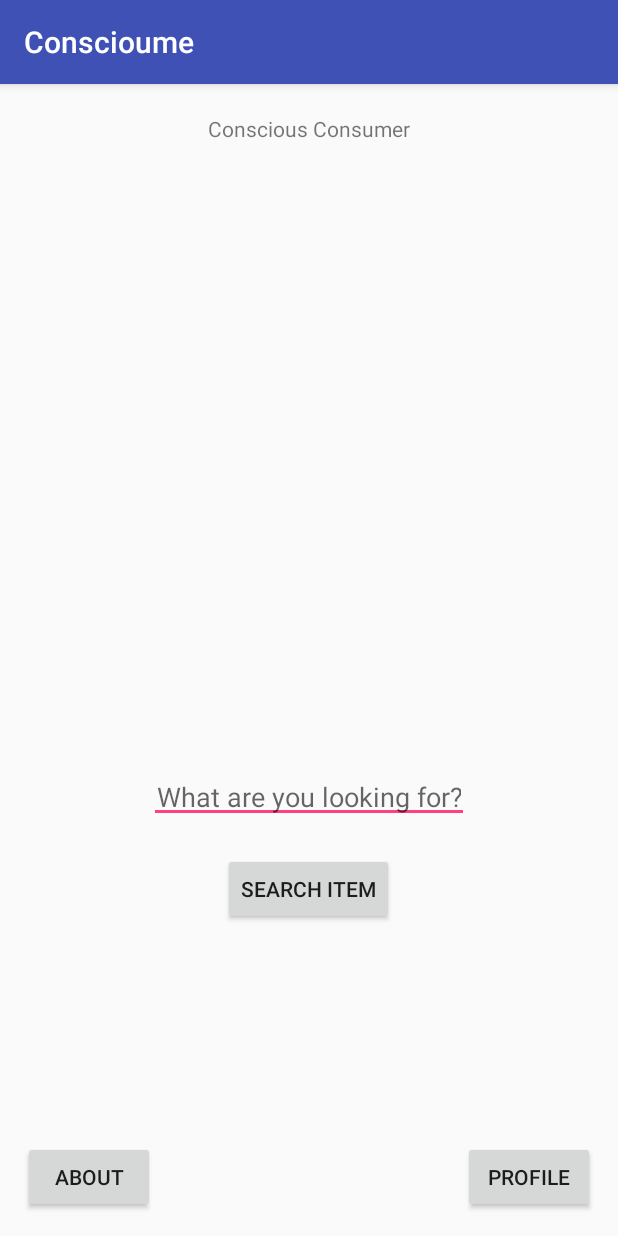
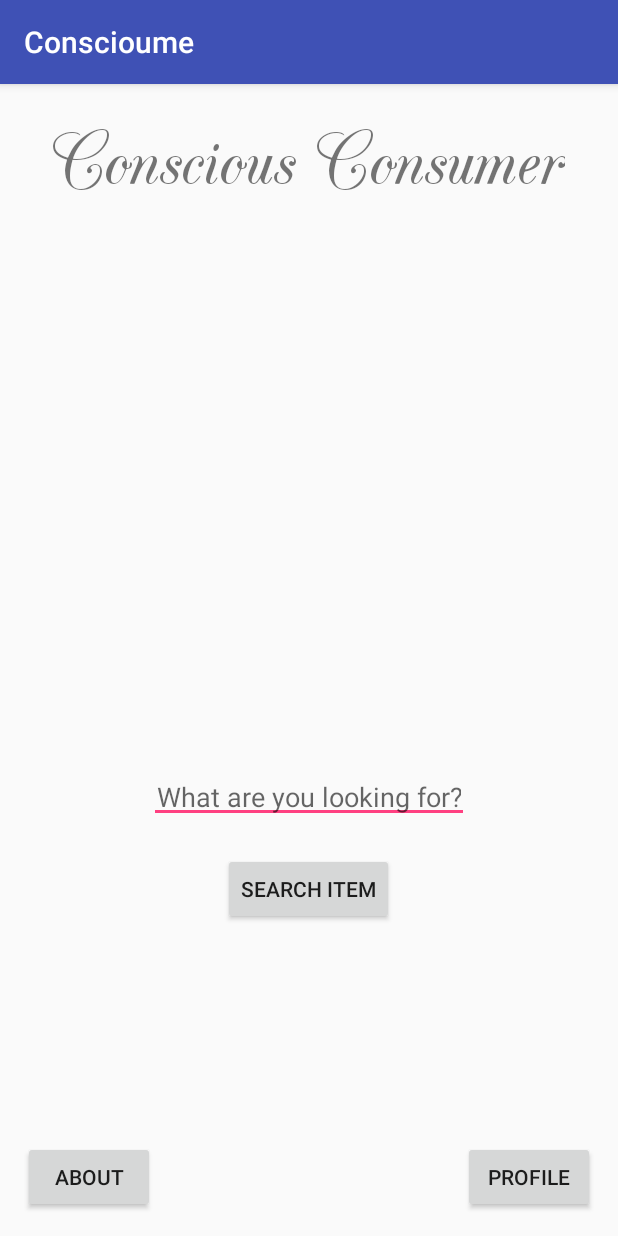
Before and after one commit to WittyCC/Conscious-Consumer, an Android app: the screen it shows after launch (MainActivity), on a phone screen of 412 x 824 dp. Run offline under Robolectric (Android 15) with nearby library versions, the phone set to English and light mode, and no system bars.

Commit message:
Use custom typeface to enhance app aesthetics.

```diff
--- a/app/src/main/java/com/epicodus/conscioume/MainActivity.java
+++ b/app/src/main/java/com/epicodus/conscioume/MainActivity.java
@@ -1,5 +1,6 @@
 package com.epicodus.conscioume;
 
+import android.graphics.Typeface;
 import android.support.v7.app.AppCompatActivity;
 import android.os.Bundle;
 import android.view.View;
@@ -7,11 +8,13 @@ import android.widget.Button;
 import android.content.Intent;
 import android.util.Log;
 import android.widget.EditText;
+import android.widget.TextView;
 import android.widget.Toast;
 
 public class MainActivity extends AppCompatActivity {
     public static final String TAG = MainActivity.class.getSimpleName();
     private EditText mSearchItem;
+    private TextView mAppNameTextView;
 
     @Override
     protected void onCreate(Bundle savedInstanceState) {
@@ -23,6 +26,8 @@ public class MainActivity extends AppCompatActivity {
         Button right = (Button) findViewById(R.id.profileButton);
 
         mSearchItem = (EditText) findViewById(R.id.searchForm);
+
+        mAppNameTextView = (TextView) findViewById(R.id.appNameTextView);
 
         center.setOnClickListener(new View.OnClickListener() {
             @Override
@@ -49,5 +54,9 @@ public class MainActivity extends AppCompatActivity {
                 Toast.makeText(MainActivity.this, "Your profile here", Toast.LENGTH_LONG).show();
             }
         });
+
+        mAppNameTextView = (TextView) findViewById(R.id.appNameTextView);
+        Typeface champagneFont = Typeface.createFromAsset(getAssets(), "fonts/cac_champagne.ttf");
+        mAppNameTextView.setTypeface(champagneFont);
     }
 }
--- a/app/src/main/res/layout/activity_main.xml
+++ b/app/src/main/res/layout/activity_main.xml
@@ -7,9 +7,12 @@
     tools:context="com.epicodus.conscioume.MainActivity">
 
     <TextView
+        android:id="@+id/appNameTextView"
         android:layout_width="wrap_content"
         android:layout_height="wrap_content"
         android:text="Conscious Consumer"
+        android:textSize="60sp"
+        android:textStyle="bold"
         app:layout_constraintBottom_toBottomOf="parent"
         app:layout_constraintLeft_toLeftOf="parent"
         app:layout_constraintRight_toRightOf="parent"
--- a/app/src/main/res/layout/activity_search_result.xml
+++ b/app/src/main/res/layout/activity_search_result.xml
@@ -13,5 +13,6 @@
         android:layout_alignParentTop="true"
         android:layout_centerHorizontal="true"
         android:layout_marginTop="15dp"
+        android:padding="16dp"
         android:text="Results for item search: " />
 </RelativeLayout>
```
Also changed, not shown: app/src/main/assets/fonts/cac_champagne.ttf (added).
